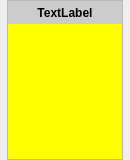
Qt form src/gui_execution_diagram/resource/diagram_node.ui (PIBAUR/Plaisir) before a commit.
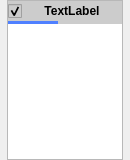
The same form after that commit.

Commit message: improving execution_diagram

The edit to the form file:
```diff
--- a/src/gui_execution_diagram/resource/diagram_node.ui
+++ b/src/gui_execution_diagram/resource/diagram_node.ui
@@ -87,7 +87,51 @@
           <number>0</number>
          </property>
          <item>
+          <layout class="QVBoxLayout" name="verticalLayout_5">
+           <property name="spacing">
+            <number>0</number>
+           </property>
+           <item>
+            <layout class="QHBoxLayout" name="horizontalLayout">
+             <property name="spacing">
+              <number>0</number>
+             </property>
+             <item>
+              <widget class="QCheckBox" name="enabled_checkBox">
+               <property name="minimumSize">
+                <size>
+                 <width>0</width>
+                 <height>20</height>
+                </size>
+               </property>
+               <property name="maximumSize">
+                <size>
+                 <width>16777215</width>
+                 <height>20</height>
+                </size>
+               </property>
+               <property name="font">
+                <font>
+                 <weight>75</weight>
+                 <bold>true</bold>
+                </font>
+               </property>
+               <property name="styleSheet">
+                <string notr="true">background: #ccc</string>
+               </property>
+               <property name="text">
+                <string/>
+               </property>
+               <property name="checked">
+                <bool>true</bool>
+               </property>
+              </widget>
+             </item>
+             <item>
           <widget class="QLabel" name="title_label">
+               <property name="enabled">
+                <bool>true</bool>
+               </property>
            <property name="sizePolicy">
             <sizepolicy hsizetype="Expanding" vsizetype="Preferred">
              <horstretch>0</horstretch>
@@ -97,7 +141,13 @@
            <property name="minimumSize">
             <size>
              <width>0</width>
-             <height>23</height>
+                 <height>20</height>
+                </size>
+               </property>
+               <property name="maximumSize">
+                <size>
+                 <width>16777215</width>
+                 <height>20</height>
             </size>
            </property>
            <property name="font">
@@ -120,6 +170,76 @@
            </property>
           </widget>
          </item>
+            </layout>
+           </item>
+           <item>
+            <widget class="QWidget" name="timelineContainer" native="true">
+             <property name="sizePolicy">
+              <sizepolicy hsizetype="Expanding" vsizetype="Fixed">
+               <horstretch>0</horstretch>
+               <verstretch>0</verstretch>
+              </sizepolicy>
+             </property>
+             <property name="minimumSize">
+              <size>
+               <width>0</width>
+               <height>3</height>
+              </size>
+             </property>
+             <property name="maximumSize">
+              <size>
+               <width>16777215</width>
+               <height>3</height>
+              </size>
+             </property>
+             <property name="styleSheet">
+              <string notr="true">background: #ccc</string>
+             </property>
+             <layout class="QVBoxLayout" name="verticalLayout_6">
+              <property name="spacing">
+               <number>0</number>
+              </property>
+              <property name="margin">
+               <number>0</number>
+              </property>
+              <item>
+               <widget class="QWidget" name="timeline" native="true">
+                <property name="sizePolicy">
+                 <sizepolicy hsizetype="Expanding" vsizetype="Expanding">
+                  <horstretch>0</horstretch>
+                  <verstretch>0</verstretch>
+                 </sizepolicy>
+                </property>
+                <property name="minimumSize">
+                 <size>
+                  <width>50</width>
+                  <height>0</height>
+                 </size>
+                </property>
+                <property name="maximumSize">
+                 <size>
+                  <width>50</width>
+                  <height>16777215</height>
+                 </size>
+                </property>
+                <property name="styleSheet">
+                 <string notr="true">background: rgb(79, 128, 255)</string>
+                </property>
+                <layout class="QVBoxLayout" name="verticalLayout_7">
+                 <property name="spacing">
+                  <number>0</number>
+                 </property>
+                 <property name="margin">
+                  <number>0</number>
+                 </property>
+                </layout>
+               </widget>
+              </item>
+             </layout>
+            </widget>
+           </item>
+          </layout>
+         </item>
          <item>
           <widget class="QWidget" name="central_widget" native="true">
            <property name="sizePolicy">
@@ -128,9 +248,22 @@
              <verstretch>0</verstretch>
             </sizepolicy>
            </property>
+           <property name="autoFillBackground">
+            <bool>false</bool>
+           </property>
            <property name="styleSheet">
-            <string notr="true">background: yellow;</string>
+            <string notr="true">#central_widget {
+	background: #fff;
+}</string>
            </property>
+           <layout class="QVBoxLayout" name="verticalLayout_4">
+            <property name="leftMargin">
+             <number>17</number>
+            </property>
+            <property name="rightMargin">
+             <number>17</number>
+            </property>
+           </layout>
           </widget>
          </item>
         </layout>
```
Left out of the diff: 3 changed lines with no effect on the pictures. Lines whose indentation alone changed are shown as unchanged. The commit also changes 21 other files.
